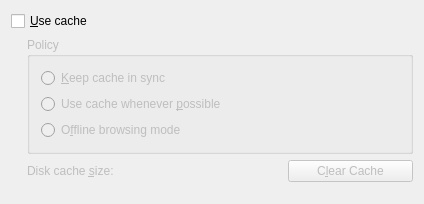
First picture: the form in konqueror/settings/kio/cache.ui, repository KDE/konqueror, before the edit.
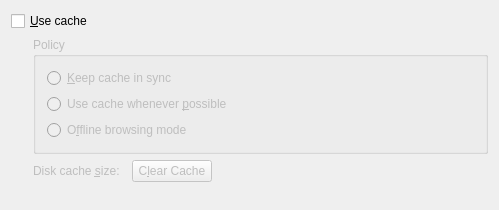
Second picture: the form after the edit. Custom widgets are drawn as their Qt base class.

Commit message: - Reduce ui layout complexity. - Simplified the code to use Qt4's ui autoconnect facilities. - Renamed module to CacheConfigModule.

Patch:
```diff
--- a/konqueror/settings/kio/cache.ui
+++ b/konqueror/settings/kio/cache.ui
@@ -5,12 +5,12 @@
    <rect>
     <x>0</x>
     <y>0</y>
-    <width>424</width>
-    <height>204</height>
+    <width>498</width>
+    <height>210</height>
    </rect>
   </property>
-  <layout class="QVBoxLayout" >
-   <item>
+  <layout class="QGridLayout" >
+   <item row="0" column="0" colspan="5" >
     <widget class="QCheckBox" name="cbUseCache" >
      <property name="whatsThis" >
       <string>Check this box if you want the web pages you visit to be stored on your hard disk for quicker access. The stored pages will only be updated as needed instead of on every visit to that site. This is especially useful if you have a slow connection to the Internet.</string>
@@ -20,9 +20,7 @@
      </property>
     </widget>
    </item>
-   <item>
-    <layout class="QHBoxLayout" >
-     <item>
+   <item row="1" column="0" >
       <spacer>
        <property name="orientation" >
         <enum>Qt::Horizontal</enum>
@@ -38,9 +36,7 @@
        </property>
       </spacer>
      </item>
-     <item>
-      <layout class="QVBoxLayout" >
-       <item>
+   <item row="1" column="1" colspan="4" >
         <widget class="QGroupBox" name="bgCachePolicy" >
          <property name="enabled" >
           <bool>false</bool>
@@ -82,9 +78,7 @@
          </layout>
         </widget>
        </item>
-       <item>
-        <layout class="QHBoxLayout" >
-         <item>
+   <item row="2" column="1" >
           <widget class="QLabel" name="lbMaxCacheSize" >
            <property name="enabled" >
             <bool>false</bool>
@@ -97,15 +91,15 @@
            </property>
           </widget>
          </item>
-         <item>
+   <item row="2" column="2" >
           <widget class="KIntNumInput" name="sbMaxCacheSize" >
            <property name="enabled" >
             <bool>false</bool>
            </property>
           </widget>
          </item>
-         <item>
-          <widget class="QPushButton" name="pbClearCache" >
+   <item row="2" column="3" >
+    <widget class="QPushButton" name="clearCacheButton" >
            <property name="enabled" >
             <bool>false</bool>
            </property>
@@ -114,21 +108,34 @@
            </property>
           </widget>
          </item>
-        </layout>
-       </item>
-      </layout>
-     </item>
-    </layout>
-   </item>
-   <item>
+   <item row="2" column="4" >
+    <spacer>
+     <property name="orientation" >
+      <enum>Qt::Horizontal</enum>
+     </property>
+     <property name="sizeType" >
+      <enum>QSizePolicy::MinimumExpanding</enum>
+     </property>
+     <property name="sizeHint" >
+      <size>
+       <width>127</width>
+       <height>20</height>
+      </size>
+     </property>
+    </spacer>
+   </item>
+   <item row="3" column="0" colspan="5" >
     <spacer>
      <property name="orientation" >
       <enum>Qt::Vertical</enum>
      </property>
+     <property name="sizeType" >
+      <enum>QSizePolicy::MinimumExpanding</enum>
+     </property>
      <property name="sizeHint" >
       <size>
-       <width>20</width>
-       <height>10</height>
+       <width>477</width>
+       <height>16</height>
       </size>
      </property>
     </spacer>
```
Left out of the diff: 22 changed lines with no effect on the pictures. Lines whose indentation alone changed are shown as unchanged. The commit also changes 3 other files.
